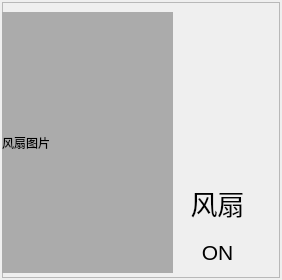
Old version of the form code/myServer/device/device_fan.ui in the repository xi-song/smart_qt.
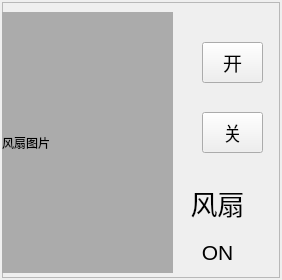
New version of the form.

```diff
--- a/code/myServer/device/device_fan.ui
+++ b/code/myServer/device/device_fan.ui
@@ -92,6 +92,42 @@
        <set>Qt::AlignCenter</set>
       </property>
      </widget>
+     <widget class="QPushButton" name="pushButton">
+      <property name="geometry">
+       <rect>
+        <x>200</x>
+        <y>40</y>
+        <width>61</width>
+        <height>41</height>
+       </rect>
+      </property>
+      <property name="font">
+       <font>
+        <pointsize>14</pointsize>
+       </font>
+      </property>
+      <property name="text">
+       <string>开</string>
+      </property>
+     </widget>
+     <widget class="QPushButton" name="pushButton_2">
+      <property name="geometry">
+       <rect>
+        <x>200</x>
+        <y>110</y>
+        <width>61</width>
+        <height>41</height>
+       </rect>
+      </property>
+      <property name="font">
+       <font>
+        <pointsize>14</pointsize>
+       </font>
+      </property>
+      <property name="text">
+       <string>关</string>
+      </property>
+     </widget>
     </widget>
    </item>
   </layout>
```
Left out of the diff: 3 changed lines with no effect on the pictures.
